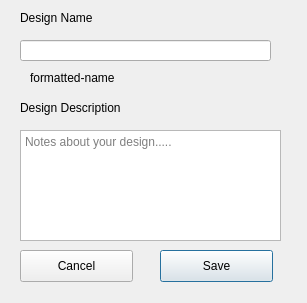
Before: the Qt Designer form src/ui/design_dialog.ui in Riverscapes/QRiS, drawn with Qt 5.
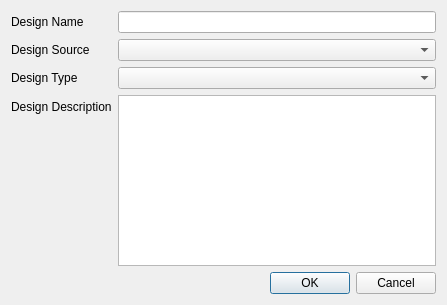
After: the same form once the commit is applied. Icons and pictures are not drawn.

Commit message: Adds design geopackage creation

The edit to the form file:
```diff
--- a/src/ui/design_dialog.ui
+++ b/src/ui/design_dialog.ui
@@ -6,8 +6,8 @@
    <rect>
     <x>0</x>
     <y>0</y>
-    <width>307</width>
-    <height>303</height>
+    <width>447</width>
+    <height>305</height>
    </rect>
   </property>
   <property name="windowTitle">
@@ -17,94 +17,58 @@
    <iconset>
     <normaloff>../../../../../../../../../../../icon.png</normaloff>../../../../../../../../../../../icon.png</iconset>
   </property>
-  <widget class="QLabel" name="label">
-   <property name="geometry">
-    <rect>
-     <x>20</x>
-     <y>10</y>
-     <width>231</width>
-     <height>16</height>
-    </rect>
-   </property>
-   <property name="text">
-    <string>Design Name</string>
-   </property>
-  </widget>
-  <widget class="QPlainTextEdit" name="plainTextEdit_design_description">
-   <property name="geometry">
-    <rect>
-     <x>20</x>
-     <y>130</y>
-     <width>261</width>
-     <height>111</height>
-    </rect>
-   </property>
-   <property name="placeholderText">
-    <string>Notes about your design.....</string>
-   </property>
-  </widget>
-  <widget class="QLabel" name="label_2">
-   <property name="geometry">
-    <rect>
-     <x>20</x>
-     <y>100</y>
-     <width>181</width>
-     <height>16</height>
-    </rect>
-   </property>
-   <property name="text">
-    <string>Design Description</string>
-   </property>
-  </widget>
-  <widget class="QPushButton" name="pushButton_save_design">
-   <property name="geometry">
-    <rect>
-     <x>160</x>
-     <y>250</y>
-     <width>113</width>
-     <height>32</height>
-    </rect>
-   </property>
-   <property name="text">
-    <string>Save</string>
-   </property>
-  </widget>
-  <widget class="QPushButton" name="pushButton_cancel_design">
-   <property name="geometry">
-    <rect>
-     <x>20</x>
-     <y>250</y>
-     <width>113</width>
-     <height>32</height>
-    </rect>
-   </property>
-   <property name="text">
-    <string>Cancel</string>
-   </property>
-  </widget>
-  <widget class="QLineEdit" name="lineEdit_design_name">
-   <property name="geometry">
-    <rect>
-     <x>20</x>
-     <y>40</y>
-     <width>251</width>
-     <height>21</height>
-    </rect>
-   </property>
-  </widget>
-  <widget class="QLabel" name="label_formatted_name">
-   <property name="geometry">
-    <rect>
-     <x>30</x>
-     <y>70</y>
-     <width>231</width>
-     <height>16</height>
-    </rect>
-   </property>
-   <property name="text">
-    <string>formatted-name</string>
-   </property>
-  </widget>
+  <layout class="QFormLayout" name="formLayout">
+   <item row="0" column="0">
+    <widget class="QLabel" name="label">
+     <property name="text">
+      <string>Design Name</string>
+     </property>
+    </widget>
+   </item>
+   <item row="0" column="1">
+    <widget class="QLineEdit" name="lineEdit_design_name"/>
+   </item>
+   <item row="1" column="0">
+    <widget class="QLabel" name="label_2">
+     <property name="text">
+      <string>Design Source</string>
+     </property>
+    </widget>
+   </item>
+   <item row="1" column="1">
+    <widget class="QComboBox" name="comboBox_design_source"/>
+   </item>
+   <item row="2" column="0">
+    <widget class="QLabel" name="label_4">
+     <property name="text">
+      <string>Design Type</string>
+     </property>
+    </widget>
+   </item>
+   <item row="2" column="1">
+    <widget class="QComboBox" name="comboBox_design_type"/>
+   </item>
+   <item row="3" column="0">
+    <widget class="QLabel" name="label_5">
+     <property name="text">
+      <string>Design Description</string>
+     </property>
+    </widget>
+   </item>
+   <item row="3" column="1">
+    <widget class="QPlainTextEdit" name="plainTextEdit_design_description"/>
+   </item>
+   <item row="4" column="1">
+    <widget class="QDialogButtonBox" name="buttonBox">
+     <property name="orientation">
+      <enum>Qt::Horizontal</enum>
+     </property>
+     <property name="standardButtons">
+      <set>QDialogButtonBox::Cancel|QDialogButtonBox::Ok</set>
+     </property>
+    </widget>
+   </item>
+  </layout>
  </widget>
  <resources/>
  <connections/>
```
Left out of the diff: 2 changed lines with no effect on the pictures. The commit also changes 7 other files.
